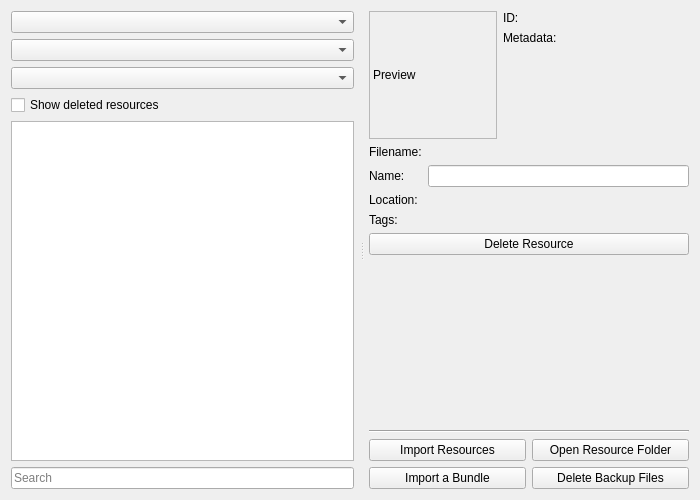
Before: the Qt Designer form plugins/extensions/resourcemanager/WdgDlgResourceManager.ui in KDE/krita, drawn with Qt 5.
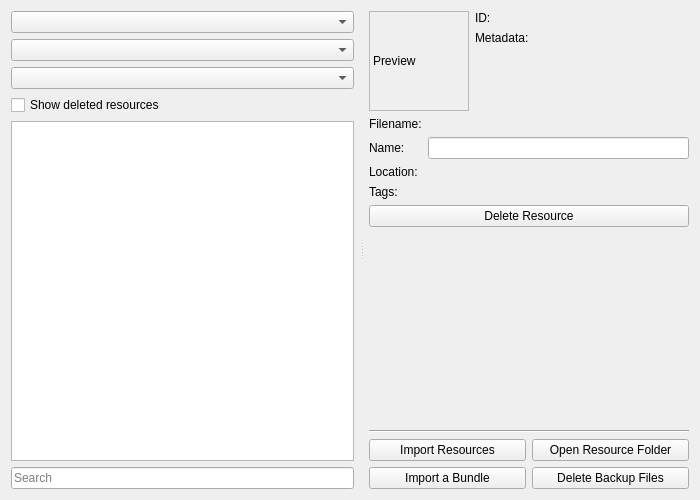
After: the same form once the commit is applied. Custom widgets are drawn as their Qt base class.

Commit message:
Fix resource thumbnail preview size to be 100x100
Most brush presets thumbnails have size 200x200, and having size
128x128 would make the preview on 4k screen be in size 256x256.
That caused a need to scale the thumbnail.
Changing the size to 100x100 doesn't change much for the user - it's
still a big preview - but it makes it look better in the default
situation (for example, no need to upscale on 4k screen).

The edit to the form file:
```diff
--- a/plugins/extensions/resourcemanager/WdgDlgResourceManager.ui
+++ b/plugins/extensions/resourcemanager/WdgDlgResourceManager.ui
@@ -69,14 +69,14 @@
           <widget class="QLabel" name="lblThumbnail">
            <property name="minimumSize">
             <size>
-             <width>128</width>
-             <height>128</height>
+             <width>100</width>
+             <height>100</height>
             </size>
            </property>
            <property name="maximumSize">
             <size>
-             <width>128</width>
-             <height>128</height>
+             <width>100</width>
+             <height>100</height>
             </size>
            </property>
            <property name="frameShape">
```
